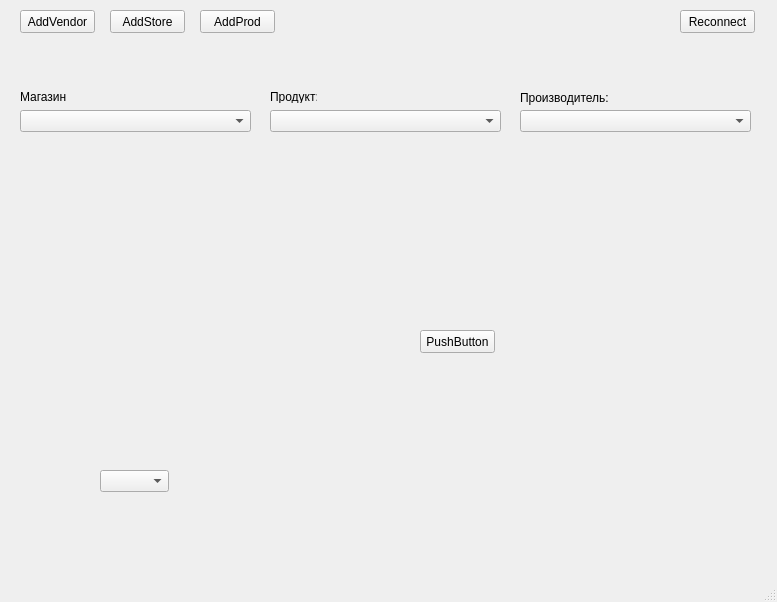
Before: the Qt Designer form mainwindow.ui in TheSirBIG/chequebase, drawn with Qt 5.
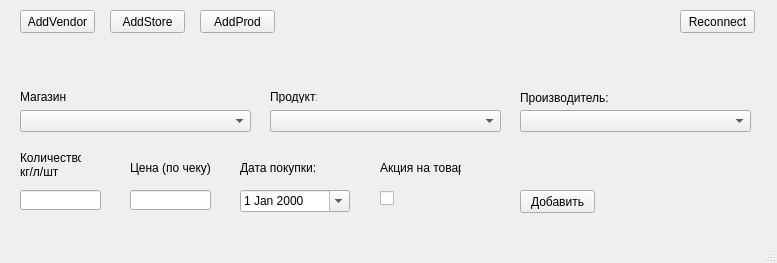
After: the same form once the commit is applied.

The edit to the form file:
```diff
--- a/mainwindow.ui
+++ b/mainwindow.ui
@@ -7,7 +7,7 @@
     <x>0</x>
     <y>0</y>
     <width>777</width>
-    <height>602</height>
+    <height>263</height>
    </rect>
   </property>
   <property name="windowTitle">
@@ -66,19 +66,6 @@
      <string>Reconnect</string>
     </property>
    </widget>
-   <widget class="QPushButton" name="pushButton">
-    <property name="geometry">
-     <rect>
-      <x>420</x>
-      <y>330</y>
-      <width>75</width>
-      <height>23</height>
-     </rect>
-    </property>
-    <property name="text">
-     <string>PushButton</string>
-    </property>
-   </widget>
    <widget class="QComboBox" name="storeCB">
     <property name="geometry">
      <rect>
@@ -148,14 +135,118 @@
      <string>Производитель:</string>
     </property>
    </widget>
-   <widget class="QComboBox" name="comboBox">
+   <widget class="QLabel" name="label_4">
     <property name="geometry">
      <rect>
-      <x>100</x>
-      <y>470</y>
-      <width>69</width>
+      <x>20</x>
+      <y>150</y>
+      <width>61</width>
+      <height>31</height>
+     </rect>
+    </property>
+    <property name="text">
+     <string>&lt;html&gt;&lt;head/&gt;&lt;body&gt;&lt;p&gt;Количество&lt;br&gt;кг/л/шт&lt;/p&gt;&lt;/body&gt;&lt;/html&gt;</string>
+    </property>
+   </widget>
+   <widget class="QLineEdit" name="quantityEdit">
+    <property name="geometry">
+     <rect>
+      <x>20</x>
+      <y>190</y>
+      <width>81</width>
+      <height>20</height>
+     </rect>
+    </property>
+    <property name="clearButtonEnabled">
+     <bool>false</bool>
+    </property>
+   </widget>
+   <widget class="QLineEdit" name="priceEdit">
+    <property name="geometry">
+     <rect>
+      <x>130</x>
+      <y>190</y>
+      <width>81</width>
+      <height>20</height>
+     </rect>
+    </property>
+   </widget>
+   <widget class="QLabel" name="label_5">
+    <property name="geometry">
+     <rect>
+      <x>130</x>
+      <y>160</y>
+      <width>81</width>
+      <height>16</height>
+     </rect>
+    </property>
+    <property name="text">
+     <string>Цена (по чеку):</string>
+    </property>
+   </widget>
+   <widget class="QDateEdit" name="dateEdit">
+    <property name="geometry">
+     <rect>
+      <x>240</x>
+      <y>190</y>
+      <width>110</width>
       <height>22</height>
      </rect>
+    </property>
+    <property name="calendarPopup">
+     <bool>true</bool>
+    </property>
+   </widget>
+   <widget class="QLabel" name="label_6">
+    <property name="geometry">
+     <rect>
+      <x>240</x>
+      <y>160</y>
+      <width>81</width>
+      <height>16</height>
+     </rect>
+    </property>
+    <property name="text">
+     <string>Дата покупки:</string>
+    </property>
+   </widget>
+   <widget class="QLabel" name="label_7">
+    <property name="geometry">
+     <rect>
+      <x>380</x>
+      <y>160</y>
+      <width>81</width>
+      <height>16</height>
+     </rect>
+    </property>
+    <property name="text">
+     <string>Акция на товар:</string>
+    </property>
+   </widget>
+   <widget class="QCheckBox" name="actionCBox">
+    <property name="geometry">
+     <rect>
+      <x>380</x>
+      <y>190</y>
+      <width>70</width>
+      <height>17</height>
+     </rect>
+    </property>
+    <property name="text">
+     <string/>
+    </property>
+   </widget>
+   <widget class="QPushButton" name="addButton">
+    <property name="geometry">
+     <rect>
+      <x>520</x>
+      <y>190</y>
+      <width>75</width>
+      <height>23</height>
+     </rect>
+    </property>
+    <property name="text">
+     <string>Добавить</string>
     </property>
    </widget>
   </widget>
```
